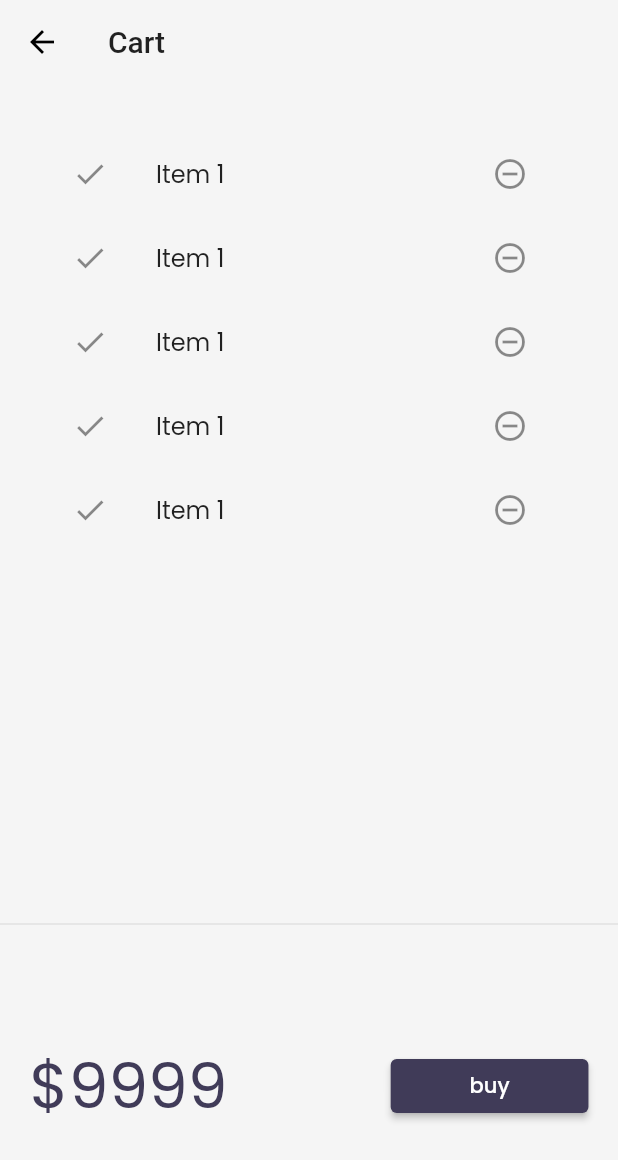
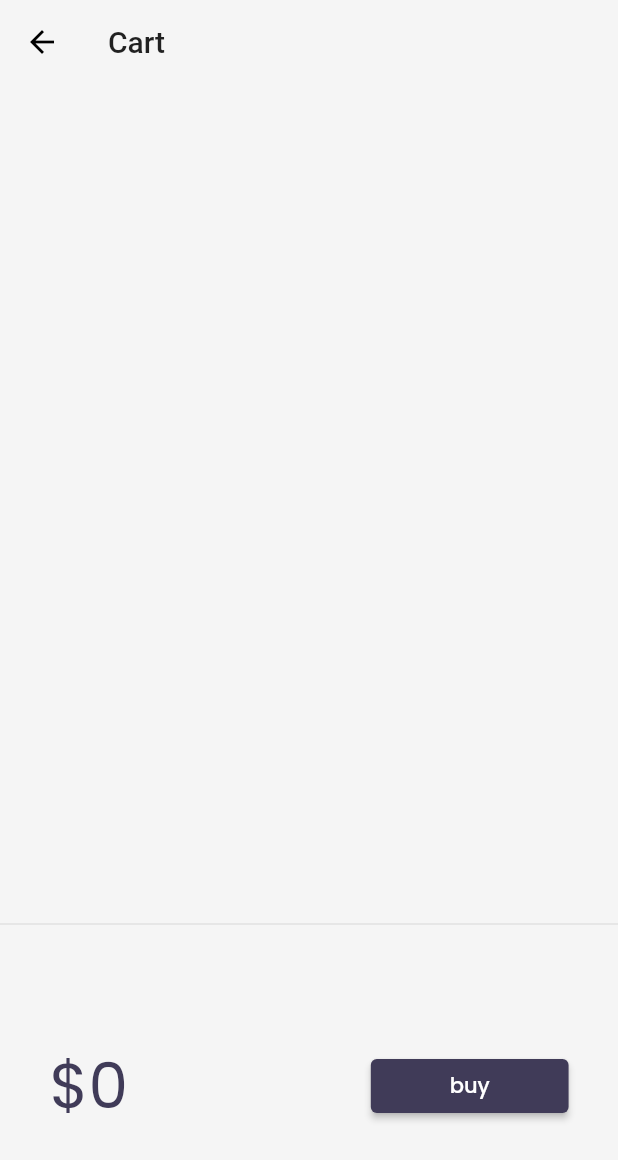
Before and after one commit to MAHESH06-cyber/Flutter_getStarted, a Flutter app: the screen it shows after launch, after a tap on an icon or button, on a phone screen of 412 x 824 dp. Shown: the top 1160 px of the screen. Run offline on Flutter 3.47's test engine with Material 2 defaults, Android fonts, the phone set to English and light mode, and no system bars; our stand-ins replace google_fonts, velocity_x; network calls fail.

Commit message:
cart page and cart model

```diff
--- /dev/null
+++ b/lib/models/cart.dart
@@ -0,0 +1,40 @@
+import 'package:flutter_application_1/models/catalog.dart';
+import 'catalog.dart';
+
+class CartModel {
+  static final cartModel = CartModel._internal();
+  CartModel._internal();
+  factory CartModel() => cartModel;
+
+  // catalog field
+  late CatalogModel _catalog;
+
+  // collections of ids : store id of each item
+  final List<int> _itemIds = [];
+
+  //
+  CatalogModel get catalog => _catalog;
+
+  set catalog(CatalogModel newCatalog) {
+    // ignore: unnecessary_null_comparison
+    assert(newCatalog != null);
+    _catalog = newCatalog;
+  }
+
+  // get items in the dart
+  List<Item> get items => _itemIds.map((id) => _catalog.getById(id)).toList();
+
+  // get total price
+  num get totalPrice =>
+      items.fold(0, (total, current) => total + current.price);
+
+  // add item
+  void add(Item item) {
+    _itemIds.add(item.id);
+  }
+
+  // remove item
+  void remove(Item item) {
+    _itemIds.remove(item.id);
+  }
+}
--- a/lib/models/catalog.dart
+++ b/lib/models/catalog.dart
@@ -1,14 +1,20 @@
 import 'dart:convert';
 
 class CatalogModel {
+
+  static final catModel = CatalogModel._internal();
+  CatalogModel._internal();
+  factory CatalogModel() => catModel;
+
+
   static List<Item> items = [];
 
   // get item by id
-  static Item getById(int id) =>
+   Item getById(int id) =>
       items.firstWhere((element) => element.id == id, orElse: null);
 
   // get by position
-  static Item getByPosition(int pos) => items[pos];
+   Item getByPosition(int pos) => items[pos];
 }
 
 class Item {
--- a/lib/pages/cart_page.dart
+++ b/lib/pages/cart_page.dart
@@ -1,4 +1,5 @@
 import 'package:flutter/material.dart';
+import 'package:flutter_application_1/models/cart.dart';
 import 'package:flutter_application_1/widgets/themes.dart';
 import 'package:velocity_x/velocity_x.dart';
 
@@ -29,15 +30,20 @@ class _CartTotal extends StatelessWidget {
 
   @override
   Widget build(BuildContext context) {
+     final _cart = CartModel();
     return SizedBox(
       height: 200,
       child: Row(
         mainAxisAlignment: MainAxisAlignment.spaceAround,
         children: [
-          "\$9999".text.xl5.color(context.theme.accentColor).make(),
+          "\$${_cart.totalPrice}".text.xl5.color(context.theme.accentColor).make(),
           30.widthBox,
           ElevatedButton(
-            onPressed: () {},
+            onPressed: () {
+              ScaffoldMessenger.of(context).showSnackBar(SnackBar(
+                content: "Buying is not supported yet".text.make(),
+              ));
+            },
             style: ButtonStyle(
                 backgroundColor:
                     MaterialStateProperty.all(context.theme.buttonColor)),
@@ -57,17 +63,18 @@ class _CartList extends StatefulWidget {
 }
 
 class __CartListState extends State<_CartList> {
+  final _cart = CartModel();
   @override
   Widget build(BuildContext context) {
     return ListView.builder(
-        itemCount: 5,
+        itemCount: _cart.items.length,
         itemBuilder: (context, index) => ListTile(
               leading: Icon(Icons.done),
               trailing: IconButton(
                 icon: Icon(Icons.remove_circle_outline),
                 onPressed: () {},
               ),
-              title: "Item 1".text.make(),
+              title: _cart.items[index].name.text.make(),
             ));
   }
 }
--- a/lib/pages/home_page.dart
+++ b/lib/pages/home_page.dart
@@ -1,14 +1,17 @@
+import 'dart:convert';
+
 import 'package:flutter/cupertino.dart';
 import 'package:flutter/material.dart';
 import 'package:flutter/services.dart';
-import 'dart:convert';
+import 'package:velocity_x/velocity_x.dart';
+
+import 'package:flutter_application_1/models/cart.dart';
 import 'package:flutter_application_1/models/catalog.dart';
 import 'package:flutter_application_1/pages/home_detail_page.dart';
 import 'package:flutter_application_1/utils/routes.dart';
 import 'package:flutter_application_1/widgets/drawer.dart';
 import 'package:flutter_application_1/widgets/item_widget.dart';
 import 'package:flutter_application_1/widgets/themes.dart';
-import 'package:velocity_x/velocity_x.dart';
 
 class HomePage extends StatefulWidget {
   @override
@@ -97,14 +100,12 @@ class CatalogList extends StatelessWidget {
       shrinkWrap: true,
       itemCount: CatalogModel.items.length,
       itemBuilder: (context, index) {
-        final catalog = CatalogModel.getByPosition(index);
+        final catalog = CatalogModel.items[index];
         return InkWell(
             onTap: () => Navigator.push(
                   context,
                   MaterialPageRoute(
-                    builder: (context) => HomeDetailPage(
-                      catalog: catalog,
-                    ),
+                    builder: (context) => HomeDetailPage(catalog: catalog),
                   ),
                 ),
             child: CatalogItem(catalog: catalog));
@@ -143,22 +144,48 @@ class CatalogItem extends StatelessWidget {
               buttonPadding: EdgeInsets.zero,
               children: [
                 "\$${catalog.price}".text.bold.xl.make(),
-                ElevatedButton(
-                  onPressed: () {},
-                  style: ButtonStyle(
-                      backgroundColor:
-                          MaterialStateProperty.all(context.theme.buttonColor),
-                      shape: MaterialStateProperty.all(
-                        StadiumBorder(),
-                      )),
-                  child: "Add To Cart".text.make(),
-                ),
+                _AddToCart(catalog: catalog)
               ],
             ).pOnly(right: 3.0)
           ],
         ))
       ],
     )).color(context.cardColor).rounded.square(150).make().py16();
+  }
+}
+
+class _AddToCart extends StatefulWidget {
+  final Item catalog;
+  const _AddToCart({
+    Key? key,
+    required this.catalog,
+  }) : super(key: key);
+
+  @override
+  __AddToCartState createState() => __AddToCartState();
+}
+
+class __AddToCartState extends State<_AddToCart> {
+  bool isAdded = false;
+
+  @override
+  Widget build(BuildContext context) {
+    return ElevatedButton(
+      onPressed: () {
+        isAdded = isAdded.toggle();
+        final _catalog = CatalogModel();
+        final _cart = CartModel();
+        _cart.catalog = _catalog;
+        _cart.add(widget.catalog);
+        setState(() {});
+      },
+      style: ButtonStyle(
+          backgroundColor: MaterialStateProperty.all(context.theme.buttonColor),
+          shape: MaterialStateProperty.all(
+            StadiumBorder(),
+          )),
+      child: isAdded ? Icon(Icons.done) : "Add To Cart".text.make(),
+    );
   }
 }
 
```
